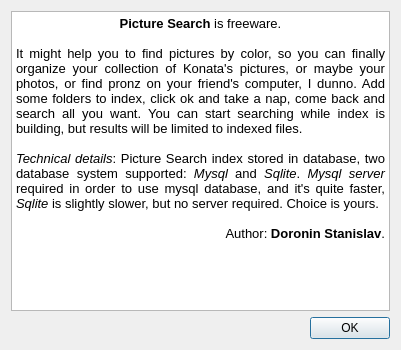
overloop/picture_search, file about.ui: the form before one commit.
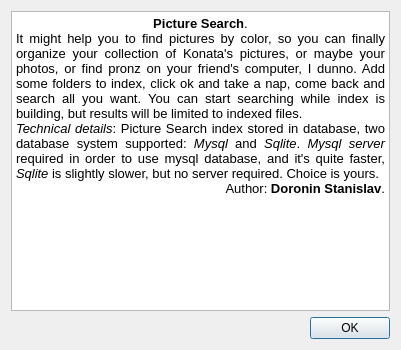
The form after the commit.

What changed in the file:
```diff
--- a/about.ui
+++ b/about.ui
@@ -30,12 +30,9 @@
 &lt;html&gt;&lt;head&gt;&lt;meta name=&quot;qrichtext&quot; content=&quot;1&quot; /&gt;&lt;style type=&quot;text/css&quot;&gt;
 p, li { white-space: pre-wrap; }
 &lt;/style&gt;&lt;/head&gt;&lt;body style=&quot; font-family:'MS Shell Dlg 2'; font-size:8.25pt; font-weight:400; font-style:normal;&quot;&gt;
-&lt;p align=&quot;center&quot; style=&quot; margin-top:0px; margin-bottom:0px; margin-left:0px; margin-right:0px; -qt-block-indent:0; text-indent:0px;&quot;&gt;&lt;span style=&quot; font-size:10pt; font-weight:600;&quot;&gt;Picture Search&lt;/span&gt;&lt;span style=&quot; font-size:10pt;&quot;&gt; is freeware.&lt;/span&gt;&lt;/p&gt;
-&lt;p align=&quot;center&quot; style=&quot;-qt-paragraph-type:empty; margin-top:0px; margin-bottom:0px; margin-left:0px; margin-right:0px; -qt-block-indent:0; text-indent:0px; font-size:10pt;&quot;&gt;&lt;br /&gt;&lt;/p&gt;
+&lt;p align=&quot;center&quot; style=&quot; margin-top:0px; margin-bottom:0px; margin-left:0px; margin-right:0px; -qt-block-indent:0; text-indent:0px;&quot;&gt;&lt;span style=&quot; font-size:10pt; font-weight:600;&quot;&gt;Picture Search&lt;/span&gt;&lt;span style=&quot; font-size:10pt;&quot;&gt;.&lt;/span&gt;&lt;/p&gt;
 &lt;p align=&quot;justify&quot; style=&quot; margin-top:0px; margin-bottom:0px; margin-left:0px; margin-right:0px; -qt-block-indent:0; text-indent:0px;&quot;&gt;&lt;span style=&quot; font-size:10pt;&quot;&gt;It might help you to find pictures by color, so you can finally organize your collection of Konata's pictures, or maybe your photos, or find pronz on your friend's computer, I dunno. Add some folders to index, click ok and take a nap, come back and search all you want. You can start searching while index is building, but results will be limited to indexed files.&lt;/span&gt;&lt;/p&gt;
-&lt;p style=&quot;-qt-paragraph-type:empty; margin-top:0px; margin-bottom:0px; margin-left:0px; margin-right:0px; -qt-block-indent:0; text-indent:0px; font-size:10pt;&quot;&gt;&lt;br /&gt;&lt;/p&gt;
 &lt;p align=&quot;justify&quot; style=&quot; margin-top:0px; margin-bottom:0px; margin-left:0px; margin-right:0px; -qt-block-indent:0; text-indent:0px;&quot;&gt;&lt;span style=&quot; font-size:10pt; font-style:italic;&quot;&gt;Technical details&lt;/span&gt;&lt;span style=&quot; font-size:10pt;&quot;&gt;: Picture Search index stored in database, two database system supported: &lt;/span&gt;&lt;span style=&quot; font-size:10pt; font-style:italic;&quot;&gt;Mysql&lt;/span&gt;&lt;span style=&quot; font-size:10pt;&quot;&gt; and &lt;/span&gt;&lt;span style=&quot; font-size:10pt; font-style:italic;&quot;&gt;Sqlite&lt;/span&gt;&lt;span style=&quot; font-size:10pt;&quot;&gt;. &lt;/span&gt;&lt;span style=&quot; font-size:10pt; font-style:italic;&quot;&gt;Mysql server&lt;/span&gt;&lt;span style=&quot; font-size:10pt;&quot;&gt; required in order to use mysql database, and it's quite faster, &lt;/span&gt;&lt;span style=&quot; font-size:10pt; font-style:italic;&quot;&gt;Sqlite&lt;/span&gt;&lt;span style=&quot; font-size:10pt;&quot;&gt; is slightly slower, but no server required. Choice is yours.&lt;/span&gt;&lt;/p&gt;
-&lt;p align=&quot;center&quot; style=&quot;-qt-paragraph-type:empty; margin-top:0px; margin-bottom:0px; margin-left:0px; margin-right:0px; -qt-block-indent:0; text-indent:0px; font-size:10pt;&quot;&gt;&lt;br /&gt;&lt;/p&gt;
 &lt;p align=&quot;right&quot; style=&quot; margin-top:0px; margin-bottom:0px; margin-left:0px; margin-right:0px; -qt-block-indent:0; text-indent:0px;&quot;&gt;&lt;span style=&quot; font-size:10pt;&quot;&gt;Author: &lt;/span&gt;&lt;span style=&quot; font-size:10pt; font-weight:600;&quot;&gt;Doronin Stanislav&lt;/span&gt;&lt;span style=&quot; font-size:10pt;&quot;&gt;.&lt;/span&gt;&lt;/p&gt;&lt;/body&gt;&lt;/html&gt;</string>
      </property>
     </widget>
```
